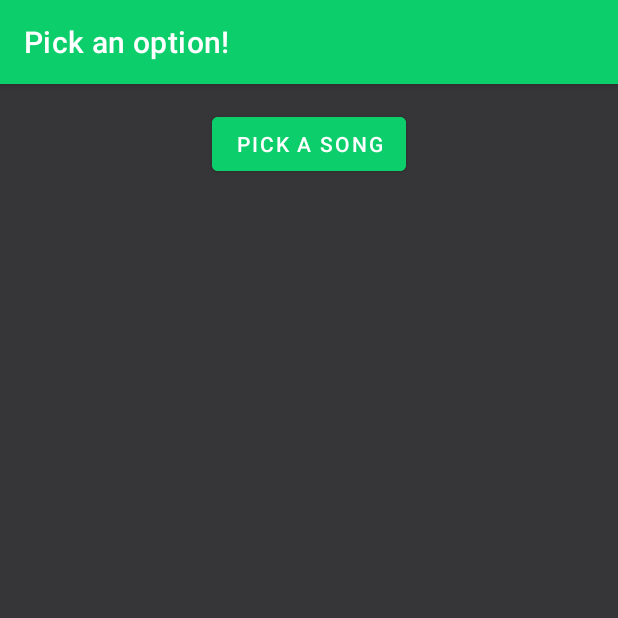
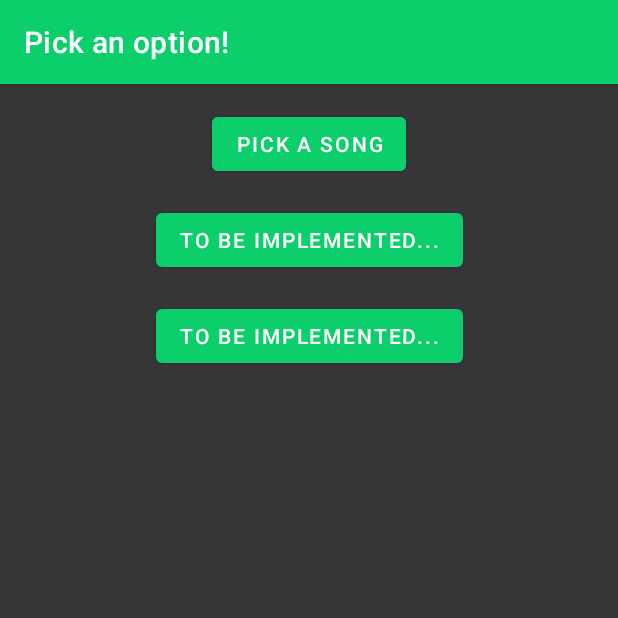
Before and after one commit to yseko789/TranslatedSongs, an Android app: the screen it shows after launch (MainActivity), on a phone screen of 412 x 824 dp, the top half of it. Run offline under Robolectric (Android 15) with nearby library versions, the phone set to English and light mode, and no system bars; our stand-ins replace data binding, navigation-ui.

Commit message:
Updated UI

```diff
--- a/app/src/main/res/layout/fragment_start.xml
+++ b/app/src/main/res/layout/fragment_start.xml
@@ -24,7 +24,28 @@
             app:layout_constraintStart_toStartOf="parent"
             app:layout_constraintEnd_toEndOf="parent"
             app:layout_constraintTop_toTopOf="parent"
-            android:backgroundTint="@color/buttons"/>
+            android:backgroundTint="@color/buttons" />
+
+        <Button
+            android:id="@+id/buttonTwo"
+            android:layout_width="wrap_content"
+            android:layout_height="wrap_content"
+            app:layout_constraintStart_toStartOf="parent"
+            app:layout_constraintEnd_toEndOf="parent"
+            app:layout_constraintTop_toBottomOf="@+id/buttonPickSong"
+            android:layout_marginTop="16dp"
+            android:text="@string/temp"/>
+
+        <Button
+            android:id="@+id/buttonThree"
+            android:layout_width="wrap_content"
+            android:layout_height="wrap_content"
+            app:layout_constraintStart_toStartOf="parent"
+            app:layout_constraintEnd_toEndOf="parent"
+            app:layout_constraintTop_toBottomOf="@+id/buttonTwo"
+            android:layout_marginTop="16dp"
+            android:text="@string/temp"/>
+
     </androidx.constraintlayout.widget.ConstraintLayout>
 
 </layout>
--- a/app/src/main/res/values/strings.xml
+++ b/app/src/main/res/values/strings.xml
@@ -5,6 +5,7 @@
 
     <string name="instructionStart">Pick an option!</string>
     <string name="buttonPickSong">Pick a song</string>
+    <string name="temp">To be implemented...</string>
 
     <string name="instructionPickSong">Enter a song!</string>
     <string name="hintPickSong">Song...</string>
```
